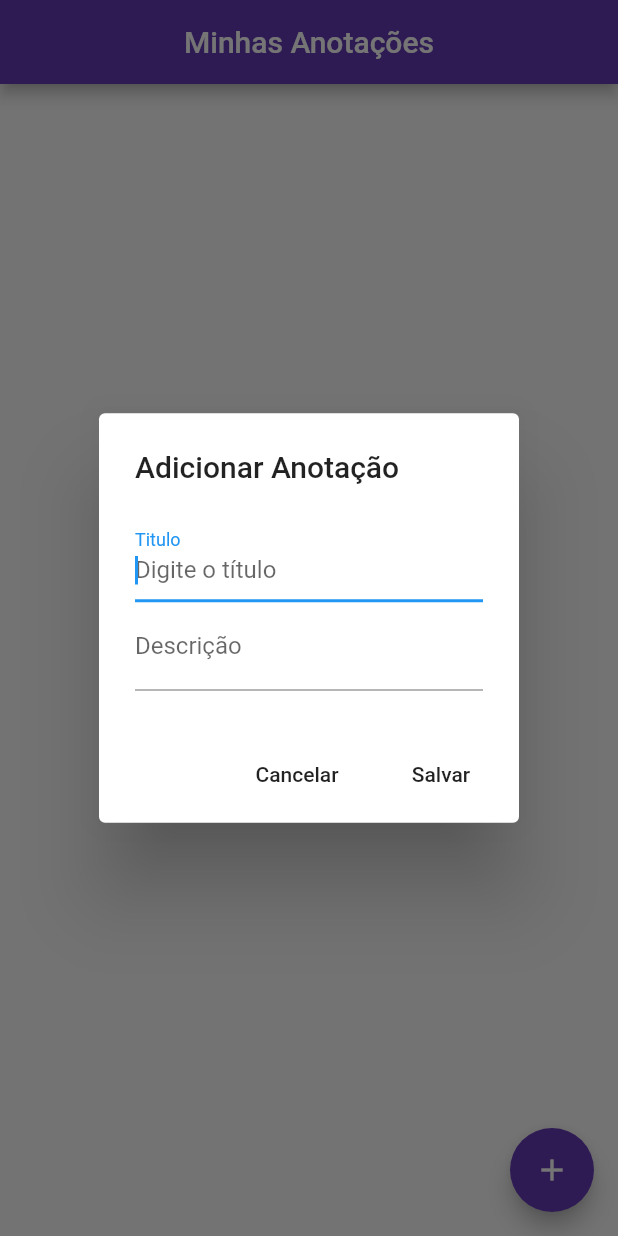
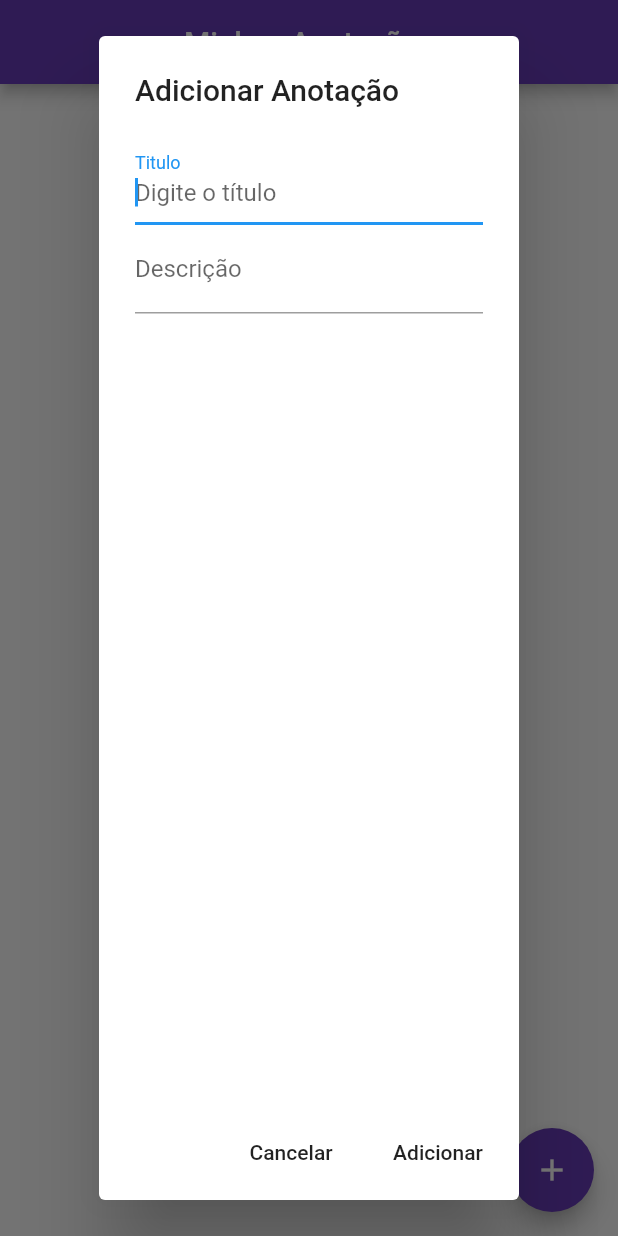
Before and after one commit to leoCardosoDev/flutterDB-CRUD-app-anotacoes, a Flutter app: the screen it shows after launch, after a tap on the "add" icon, on a phone screen of 412 x 824 dp. Run offline on Flutter 3.47's test engine with Material 2 defaults, Android fonts, the phone set to English and light mode, and no system bars; our stand-ins replace sqflite; accounts and stored records are empty.

Commit message:
App Completed CRUD

```diff
--- /dev/null
+++ b/lib/helpers/AnotacaoHelper.dart
@@ -0,0 +1,86 @@
+import 'package:anotacoescrudapp/model/Anotacao.dart';
+import 'package:sqflite/sqflite.dart';
+import 'package:path/path.dart';
+
+class AnotacaoHelper {
+
+  static final String nameTable = "anotacao";
+
+  static final AnotacaoHelper _anotacaoHelper = AnotacaoHelper._internal();
+  Database _db;
+
+  factory AnotacaoHelper() {
+    return _anotacaoHelper;
+  }
+
+  AnotacaoHelper._internal() {}
+
+  get db async {
+    if (_db != null) {
+      return _db;
+    } else {
+      _db = await inicializarDB();
+      return _db;
+    }
+  }
+
+  _onCreate(Database db, int version) async {
+    String sql =
+        "CREATE TABLE $nameTable (id INTEGER PRIMARY KEY AUTOINCREMENT, titulo VARCHAR, descricao TEXT, data DATETIME) ";
+    await db.execute(sql);
+  }
+
+  inicializarDB() async {
+    final caminhoBancoDados = await getDatabasesPath();
+    final localBancoDados = join(caminhoBancoDados, "db_minhas_anotacoes.db");
+
+    var db =
+        await openDatabase(localBancoDados, version: 1, onCreate: _onCreate);
+
+    return db;
+  }
+
+  Future<int> salvarAnotacao(Anotacao anotacao) async {
+
+    var bancoDados = await db;
+
+    int result = await bancoDados.insert(nameTable, anotacao.toMap());
+
+    return result;
+  }
+
+  recuperarAnotacoes() async {
+
+    var bancoDados = await db;
+
+    String sql = "SELECT * FROM $nameTable ORDER BY data DESC";
+
+    List anotacoes = await bancoDados.rawQuery(sql);
+
+    return anotacoes;
+  }
+
+  Future<int> updateNote(Anotacao anotacao) async{
+
+    var bancoDados = await db;
+
+    return await bancoDados.update(
+      nameTable,
+      anotacao.toMap(),
+      where: "id = ?",
+      whereArgs: [anotacao.id]
+    );
+
+  }
+
+  Future<int> removerNote(int id) async{
+    var bd = await db;
+
+    return await bd.delete(
+      nameTable,
+      where: "id = ?",
+      whereArgs: [id]
+    );
+  }
+
+}
--- /dev/null
+++ b/lib/model/Anotacao.dart
@@ -0,0 +1,34 @@
+class Anotacao {
+
+  int id;
+  String titulo;
+  String descricao;
+  String data;
+
+  Anotacao(this.titulo, this.descricao, this.data);
+
+  Anotacao.fromMap(Map map){
+
+    this.id = map["id"];
+    this.titulo = map["titulo"];
+    this.descricao = map["descricao"];
+    this.data = map["data"];
+
+  }
+
+  Map toMap(){
+
+    Map<String, dynamic> map = {
+      "titulo": this.titulo,
+      "descricao": this.descricao,
+      "data": this.data,
+    };
+
+    if(this.id != null ){
+      map['id'] = this.id;
+    }
+
+    return map;
+  }
+
+}
--- a/lib/screens/home_screen.dart
+++ b/lib/screens/home_screen.dart
@@ -1,3 +1,8 @@
+import 'package:anotacoescrudapp/helpers/AnotacaoHelper.dart';
+import 'package:anotacoescrudapp/model/Anotacao.dart';
+import 'package:flutter/cupertino.dart';
+import 'package:intl/intl.dart';
+import 'package:intl/date_symbol_data_local.dart';
 import 'package:flutter/material.dart';
 
 class Home extends StatefulWidget {
@@ -6,15 +11,33 @@ class Home extends StatefulWidget {
 }
 
 class _HomeState extends State<Home> {
+
   TextEditingController _tituloController = TextEditingController();
   TextEditingController _descricaoController = TextEditingController();
 
-  _exibirModal() {
+  var _db = AnotacaoHelper();
+
+  List<Anotacao> _anotacoesList = List<Anotacao>();
+
+  _exibirModal( {Anotacao anotacao} ) {
+
+    String txtSaveUpdate = "";
+
+    if(anotacao == null){
+      _tituloController.text = "";
+      _descricaoController.text = "";
+      txtSaveUpdate = "Adicionar";
+    }else{
+      _tituloController.text = anotacao.titulo;
+      _descricaoController.text = anotacao.descricao;
+      txtSaveUpdate = "Atualizar";
+    }
+
     showDialog(
         context: context,
         builder: (context) {
           return AlertDialog(
-            title: Text('Adicionar Anotação'),
+            title: Text('$txtSaveUpdate Anotação'),
             content: Column(
               mainAxisSize: MainAxisSize.min,
               children: <Widget>[
@@ -24,10 +47,13 @@ class _HomeState extends State<Home> {
                   decoration: InputDecoration(
                       labelText: "Titulo", hintText: "Digite o título"),
                 ),
-                TextField(
-                  controller: _descricaoController,
-                  decoration: InputDecoration(
-                      labelText: "Descrição", hintText: "Digite a descrição: "),
+                Expanded(
+                  child: TextField(
+                    controller: _descricaoController,
+                    decoration: InputDecoration(
+                        labelText: "Descrição",
+                        hintText: "Digite a descrição: "),
+                  ),
                 ),
               ],
             ),
@@ -37,15 +63,80 @@ class _HomeState extends State<Home> {
                 child: Text("Cancelar"),
               ),
               FlatButton(
-                onPressed: (){
+                onPressed: () {
                   // salvar
+                  _salvarAtualizarAnotacao(anotacaoUpdate: anotacao);
                   Navigator.pop(context);
                 },
-                child: Text("Salvar"),
+                child: Text(txtSaveUpdate),
               ),
             ],
           );
         });
+  }
+
+  _recuperarAnotacoes() async {
+    List anotacoes = await _db.recuperarAnotacoes();
+
+    List<Anotacao> listTemp = List<Anotacao>();
+
+    for (var item in anotacoes) {
+      Anotacao anotacao = Anotacao.fromMap(item);
+      listTemp.add(anotacao);
+    }
+
+    setState(() {
+      _anotacoesList = listTemp;
+    });
+    listTemp = null;
+
+    //print(anotacoes.toString());
+  }
+
+  _salvarAtualizarAnotacao( {Anotacao anotacaoUpdate} ) async {
+
+    String titulo = _tituloController.text;
+    String descricao = _descricaoController.text;
+    String data = DateTime.now().toString();
+
+    if(anotacaoUpdate == null){
+      Anotacao anotacao = Anotacao(titulo, descricao, data);
+      int result = await _db.salvarAnotacao(anotacao);
+
+    }else{
+      anotacaoUpdate.titulo = titulo;
+      anotacaoUpdate.descricao = descricao;
+      anotacaoUpdate.data = data;
+
+      int result = await _db.updateNote(anotacaoUpdate);
+    }
+
+    _tituloController.clear();
+    _descricaoController.clear();
+    _recuperarAnotacoes();
+
+  }
+
+  _formatarData(String data) {
+    initializeDateFormatting("pt_BR");
+
+    var fomatador = DateFormat("dd/MM/y HH:mm:ss");
+    DateTime dataConvertida = DateTime.parse(data);
+    String dataFormatada = fomatador.format(dataConvertida);
+    return dataFormatada;
+  }
+
+  _removerNote(int id) async{
+    await _db.removerNote(id);
+
+    _recuperarAnotacoes();
+  }
+
+  @override
+  void initState() {
+    // TODO: implement initState
+    super.initState();
+    _recuperarAnotacoes();
   }
 
   @override
@@ -56,7 +147,51 @@ class _HomeState extends State<Home> {
         backgroundColor: Colors.deepPurple,
         centerTitle: true,
       ),
-      body: Container(),
+      body: Column(
+        children: <Widget>[
+          Expanded(
+            child: ListView.builder(
+              itemCount: _anotacoesList.length,
+              itemBuilder: (context, index) {
+                final anotacao = _anotacoesList[index];
+                return Card(
+                  child: ListTile(
+                    title: Text(anotacao.titulo),
+                    subtitle: Text(
+                        "${_formatarData(anotacao.data)} - ${anotacao.descricao}"),
+                    trailing: Row(
+                      mainAxisSize: MainAxisSize.min,
+                      children: <Widget>[
+                        GestureDetector(
+                          onTap: () {
+                            _exibirModal(anotacao: anotacao);
+                          },
+                          child: Padding(
+                            padding: EdgeInsets.only(right: 16.0),
+                            child: Icon(
+                              Icons.edit,
+                              color: Colors.green,
+                            ),
+                          ),
+                        ),
+                        GestureDetector(
+                          onTap: () {
+                            _removerNote(anotacao.id);
+                          },
+                          child: Icon(
+                            Icons.remove_circle,
+                            color: Colors.red,
+                          ),
+                        ),
+                      ],
+                    ),
+                  ),
+                );
+              },
+            ),
+          ),
+        ],
+      ),
       floatingActionButton: FloatingActionButton(
         backgroundColor: Colors.deepPurple,
         foregroundColor: Colors.white,
--- a/pubspec.yaml
+++ b/pubspec.yaml
@@ -23,6 +23,8 @@ dependencies:
   # The following adds the Cupertino Icons font to your application.
   # Use with the CupertinoIcons class for iOS style icons.
   cupertino_icons: ^0.1.2
+  sqflite: ^1.3.0
+  intl: ^0.16.1
 
 dev_dependencies:
   flutter_test:
```
Also changed, not shown: pubspec.lock.
